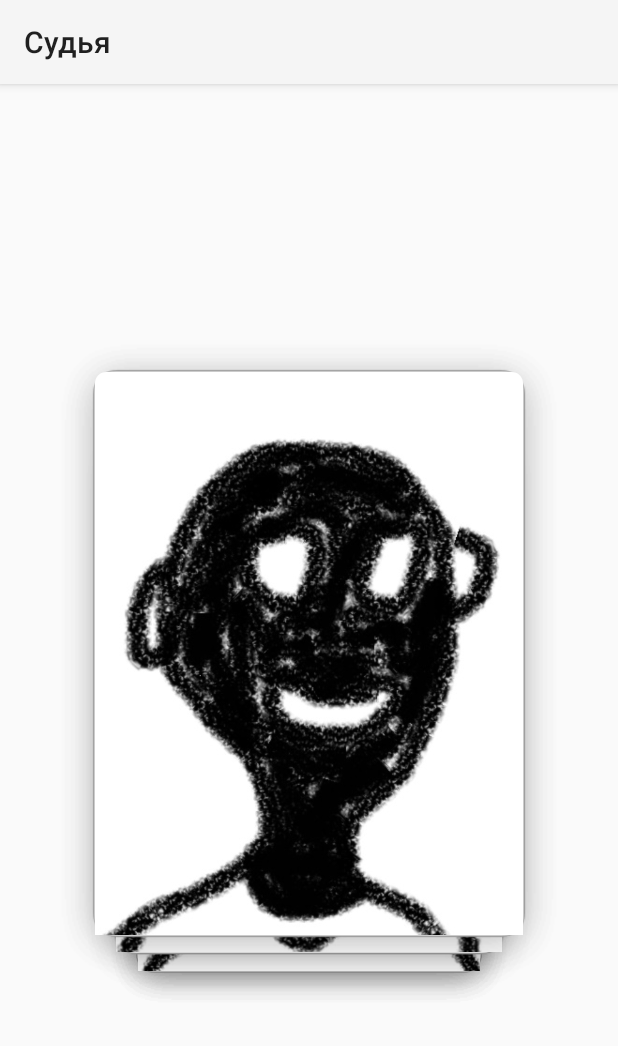
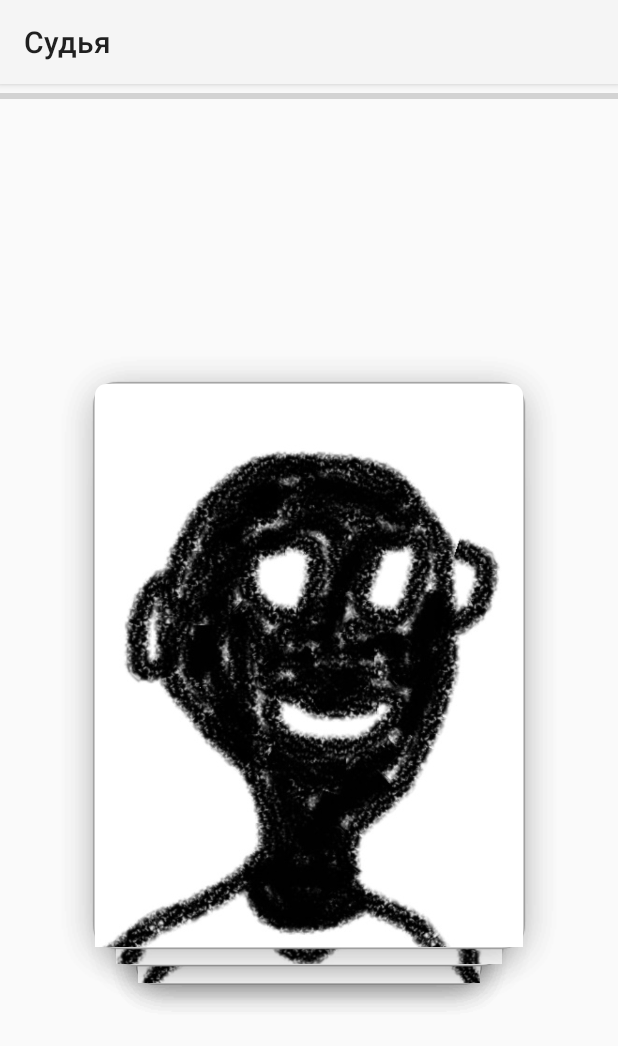
Before and after one commit to wildnex/JudgeThem, an Android app: the screen it shows after launch (MainActivity), on a phone screen of 412 x 824 dp. Shown: the top 1046 px of the screen. Run offline under Robolectric (Android 15) with nearby library versions, the phone set to English and light mode, and no system bars.

Commit message:
Added progressbar

```diff
--- a/app/src/main/java/wdx/judge/them/MainActivity.java
+++ b/app/src/main/java/wdx/judge/them/MainActivity.java
@@ -5,6 +5,7 @@ import android.content.Intent;
 import android.content.res.Resources;
 import android.graphics.drawable.Drawable;
 import android.os.Bundle;
+import android.support.annotation.NonNull;
 import android.support.v7.app.AppCompatActivity;
 import android.support.v7.widget.DefaultItemAnimator;
 import android.support.v7.widget.RecyclerView;
@@ -13,6 +14,7 @@ import android.view.LayoutInflater;
 import android.view.View;
 import android.view.ViewGroup;
 import android.widget.ImageView;
+import android.widget.ProgressBar;
 import android.widget.Switch;
 import android.widget.Toast;
 
@@ -29,7 +31,7 @@ import wdx.judge.them.OnSwipeListener;
 
 
 public class MainActivity extends AppCompatActivity {
-
+    final int dataSetNum=7;
     private List<Integer> list = new ArrayList<>();
     final static int answerData[][] = new int[10][5]; //номер картинки+bio, свайп влево(тюрьма), правильный ответ, распространенность ответа
     private int counter=1;
@@ -46,7 +48,7 @@ public class MainActivity extends AppCompatActivity {
     }
 
      private void initView() {
-        final RecyclerView recyclerView = (RecyclerView) findViewById(R.id.recyclerView);
+        final RecyclerView recyclerView = findViewById(R.id.recyclerView);
         recyclerView.setItemAnimator(new DefaultItemAnimator());
         recyclerView.setAdapter(new MyAdapter());
         CardItemTouchHelperCallback cardCallback = new CardItemTouchHelperCallback(recyclerView.getAdapter(), list);
@@ -112,11 +114,20 @@ public class MainActivity extends AppCompatActivity {
                     answerData[counter++][0] = i;
                 }
             }
+        setProgressBar(counter-1);
+    }
+
+
+    private void setProgressBar(int v) {
+
+        ProgressBar progress =  findViewById(R.id.progress);
+        int b = (100 / dataSetNum) * v;
+        progress.setProgress(b);
     }
 
 
     public static int getResId(String variableName, Class<?> с) {
-        Field field = null;
+        Field field;
         int resId = 0;
         try {
             field = с.getField(variableName);
@@ -143,14 +154,15 @@ public class MainActivity extends AppCompatActivity {
     }
 
     private class MyAdapter extends RecyclerView.Adapter {
+        @NonNull
         @Override
-        public RecyclerView.ViewHolder onCreateViewHolder(ViewGroup parent, int viewType) {
+        public RecyclerView.ViewHolder onCreateViewHolder(@NonNull ViewGroup parent, int viewType) {
             View view = LayoutInflater.from(parent.getContext()).inflate(R.layout.item, parent, false);
             return new MyViewHolder(view);
         }
 
         @Override
-        public void onBindViewHolder(RecyclerView.ViewHolder holder, int position) {
+        public void onBindViewHolder(@NonNull RecyclerView.ViewHolder holder, int position) {
             ImageView avatarImageView = ((MyViewHolder) holder).avatarImageView;
             avatarImageView.setImageResource(list.get(position));
             setCurrentAvatar(position);
@@ -177,4 +189,6 @@ public class MainActivity extends AppCompatActivity {
         }
     }
 
+
+
 }
--- a/app/src/main/res/layout/activity_main.xml
+++ b/app/src/main/res/layout/activity_main.xml
@@ -6,9 +6,19 @@
     android:orientation="vertical"
     tools:context="wdx.judge.them.MainActivity">
 
+    <ProgressBar
+        android:id="@+id/progress"
+        style="?android:attr/progressBarStyleHorizontal"
+        android:layout_width="match_parent"
+        android:layout_height="wrap_content"
+        android:foregroundGravity="center"
+        android:progress="0" />
+
     <android.support.v7.widget.RecyclerView
         android:id="@+id/recyclerView"
         android:layout_width="match_parent"
-        android:layout_height="match_parent" />
+        android:layout_height="match_parent" >
+
+    </android.support.v7.widget.RecyclerView>
 
 </LinearLayout>
```
Also changed, not shown: app/src/main/java/wdx/judge/them/Result.java (+4 -8 lines).
